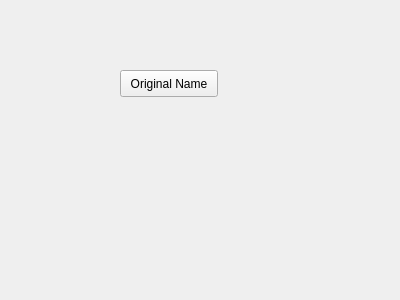
First picture: the form in rqt_explain_bt/resource/ExplainBTPlugin.ui, repository tammerb/robot-explanation-BTs, before the edit.
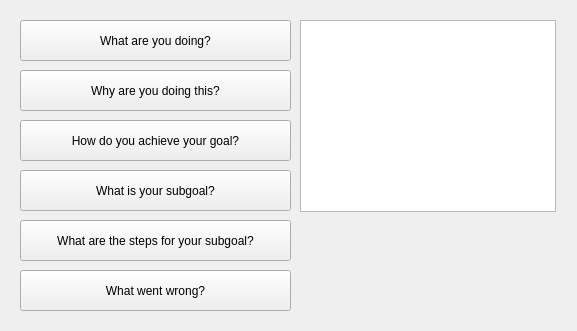
Second picture: the form after the edit.

Commit message: working UI to query explain BT

```diff
--- a/rqt_explain_bt/resource/ExplainBTPlugin.ui
+++ b/rqt_explain_bt/resource/ExplainBTPlugin.ui
@@ -6,8 +6,8 @@
    <rect>
     <x>0</x>
     <y>0</y>
-    <width>400</width>
-    <height>300</height>
+    <width>577</width>
+    <height>331</height>
    </rect>
   </property>
   <property name="windowTitle">
@@ -16,14 +16,89 @@
   <widget class="QPushButton" name="Test">
    <property name="geometry">
     <rect>
-     <x>120</x>
+     <x>20</x>
+     <y>20</y>
+     <width>271</width>
+     <height>41</height>
+    </rect>
+   </property>
+   <property name="text">
+    <string>What are you doing?</string>
+   </property>
+  </widget>
+  <widget class="QTextBrowser" name="text_browser">
+   <property name="geometry">
+    <rect>
+     <x>300</x>
+     <y>20</y>
+     <width>256</width>
+     <height>192</height>
+    </rect>
+   </property>
+  </widget>
+  <widget class="QPushButton" name="button_2">
+   <property name="geometry">
+    <rect>
+     <x>20</x>
      <y>70</y>
-     <width>98</width>
-     <height>27</height>
+     <width>271</width>
+     <height>41</height>
     </rect>
    </property>
    <property name="text">
-    <string>Original Name</string>
+    <string>Why are you doing this?</string>
+   </property>
+  </widget>
+  <widget class="QPushButton" name="button_3">
+   <property name="geometry">
+    <rect>
+     <x>20</x>
+     <y>120</y>
+     <width>271</width>
+     <height>41</height>
+    </rect>
+   </property>
+   <property name="text">
+    <string>How do you achieve your goal?</string>
+   </property>
+  </widget>
+  <widget class="QPushButton" name="button_4">
+   <property name="geometry">
+    <rect>
+     <x>20</x>
+     <y>170</y>
+     <width>271</width>
+     <height>41</height>
+    </rect>
+   </property>
+   <property name="text">
+    <string>What is your subgoal?</string>
+   </property>
+  </widget>
+  <widget class="QPushButton" name="button_5">
+   <property name="geometry">
+    <rect>
+     <x>20</x>
+     <y>220</y>
+     <width>271</width>
+     <height>41</height>
+    </rect>
+   </property>
+   <property name="text">
+    <string>What are the steps for your subgoal?</string>
+   </property>
+  </widget>
+  <widget class="QPushButton" name="button_6">
+   <property name="geometry">
+    <rect>
+     <x>20</x>
+     <y>270</y>
+     <width>271</width>
+     <height>41</height>
+    </rect>
+   </property>
+   <property name="text">
+    <string>What went wrong?</string>
    </property>
   </widget>
  </widget>
```
Left out of the diff: 2 changed lines with no effect on the pictures. The commit also changes 2 other files.
